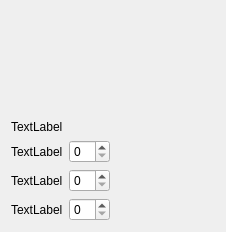
This is APSavegameEditor/WeaponAmmo.ui in odom11/ap_savegame_editor as Qt 5 draws it before an edit. The edited form follows.
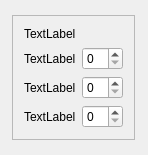
This is the edited form.

Commit message: fixed some layout issues. Added dialog options. Replaced manual by stl search, fixing the search bug. Added info message for missing keys. I.e. this should work on new games.

The edit to the form file:
```diff
--- a/APSavegameEditor/WeaponAmmo.ui
+++ b/APSavegameEditor/WeaponAmmo.ui
@@ -6,80 +6,74 @@
    <rect>
     <x>0</x>
     <y>0</y>
-    <width>226</width>
-    <height>232</height>
+    <width>148</width>
+    <height>155</height>
    </rect>
   </property>
+  <property name="sizePolicy">
+   <sizepolicy hsizetype="Fixed" vsizetype="Fixed">
+    <horstretch>0</horstretch>
+    <verstretch>0</verstretch>
+   </sizepolicy>
+  </property>
   <property name="windowTitle">
    <string>WeaponAmmo</string>
   </property>
-  <layout class="QVBoxLayout" name="verticalLayout">
-   <item>
-    <spacer name="verticalSpacer">
-     <property name="orientation">
-      <enum>Qt::Vertical</enum>
-     </property>
-     <property name="sizeHint" stdset="0">
-      <size>
-       <width>20</width>
-       <height>40</height>
-      </size>
-     </property>
-    </spacer>
-   </item>
-   <item>
-    <widget class="QLabel" name="title">
-     <property name="text">
-      <string>TextLabel</string>
-     </property>
-    </widget>
-   </item>
-   <item>
-    <layout class="QGridLayout" name="gridLayout">
+  <layout class="QGridLayout" name="gridLayout_2">
      <item row="0" column="0">
-      <widget class="QLabel" name="ammo1">
-       <property name="text">
-        <string>TextLabel</string>
-       </property>
-      </widget>
-     </item>
-     <item row="2" column="0">
+    <widget class="QFrame" name="frame">
+     <property name="sizePolicy">
+      <sizepolicy hsizetype="Fixed" vsizetype="Fixed">
+       <horstretch>0</horstretch>
+       <verstretch>0</verstretch>
+      </sizepolicy>
+     </property>
+     <property name="frameShape">
+      <enum>QFrame::StyledPanel</enum>
+     </property>
+     <property name="frameShadow">
+      <enum>QFrame::Raised</enum>
+     </property>
+     <layout class="QGridLayout" name="gridLayout">
+      <item row="3" column="1">
       <widget class="QLabel" name="ammo3">
        <property name="text">
         <string>TextLabel</string>
        </property>
       </widget>
      </item>
-     <item row="2" column="1">
+      <item row="3" column="2">
       <widget class="QSpinBox" name="ammoControl3"/>
      </item>
-     <item row="1" column="0">
-      <widget class="QLabel" name="ammo2">
-       <property name="text">
-        <string>TextLabel</string>
-       </property>
-      </widget>
-     </item>
-     <item row="1" column="1">
-      <widget class="QSpinBox" name="ammoControl2"/>
-     </item>
      <item row="0" column="1">
-      <widget class="QSpinBox" name="ammoControl1"/>
+       <widget class="QLabel" name="title">
+        <property name="text">
+         <string>TextLabel</string>
+        </property>
+       </widget>
      </item>
      <item row="1" column="2">
-      <spacer name="horizontalSpacer">
-       <property name="orientation">
-        <enum>Qt::Horizontal</enum>
-       </property>
-       <property name="sizeHint" stdset="0">
-        <size>
-         <width>40</width>
-         <height>20</height>
-        </size>
-       </property>
-      </spacer>
-     </item>
-    </layout>
+       <widget class="QSpinBox" name="ammoControl1"/>
+      </item>
+      <item row="2" column="2">
+       <widget class="QSpinBox" name="ammoControl2"/>
+      </item>
+      <item row="1" column="1">
+       <widget class="QLabel" name="ammo1">
+        <property name="text">
+         <string>TextLabel</string>
+        </property>
+       </widget>
+      </item>
+      <item row="2" column="1">
+       <widget class="QLabel" name="ammo2">
+        <property name="text">
+         <string>TextLabel</string>
+        </property>
+       </widget>
+      </item>
+     </layout>
+    </widget>
    </item>
   </layout>
  </widget>
```
Lines whose indentation alone changed are shown as unchanged. The commit also changes 13 other files.
